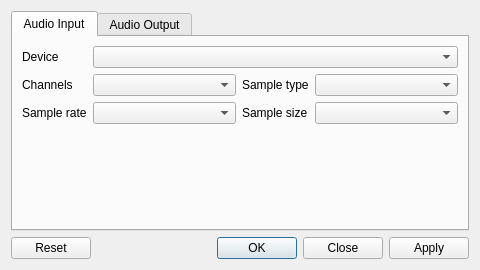
Above: src/windows/config.ui from sardylan/audioreceiver before the change. Below: the same form after it.
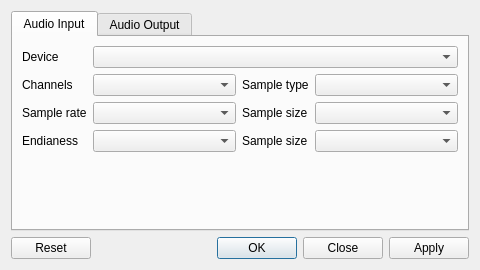
That is the form after the change.

Commit message: Adds Endianess and Codec information in config

Diff of the .ui file:
```diff
--- a/src/windows/config.ui
+++ b/src/windows/config.ui
@@ -23,7 +23,7 @@
                         <attribute name="title">
                             <string>Audio Input</string>
                         </attribute>
-                        <layout class="QGridLayout" name="audioInputGridLayout" rowstretch="0,0,0,1"
+                        <layout class="QGridLayout" name="audioInputGridLayout" rowstretch="0,0,0,0,1"
                                 columnstretch="0,1,0,1">
                             <item row="0" column="0">
                                 <widget class="QLabel" name="audioInputDeviceLabel">
@@ -76,6 +76,26 @@
                                 <widget class="QComboBox" name="audioInputSampleSizeComboBox"/>
                             </item>
                             <item row="3" column="0">
+                                <widget class="QLabel" name="audioInputEndianLabel">
+                                    <property name="text">
+                                        <string>Endianess</string>
+                                    </property>
+                                </widget>
+                            </item>
+                            <item row="3" column="1">
+                                <widget class="QComboBox" name="audioInputEndianComboBox"/>
+                            </item>
+                            <item row="3" column="2">
+                                <widget class="QLabel" name="audioInputCodecLabel">
+                                    <property name="text">
+                                        <string>Sample size</string>
+                                    </property>
+                                </widget>
+                            </item>
+                            <item row="3" column="3">
+                                <widget class="QComboBox" name="audioInputCodecComboBox"/>
+                            </item>
+                            <item row="4" column="0">
                                 <spacer name="inputVerticalSpacer">
                                     <property name="orientation">
                                         <enum>Qt::Vertical</enum>
```
Left out of the diff: 22 changed lines with no effect on the pictures. The commit also changes 5 other files.
